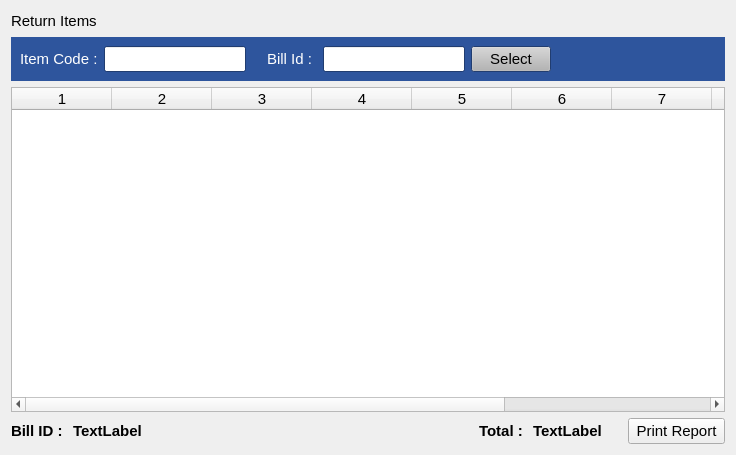
The window that estorecpp/returnitems.ui (Watti/estorecpp) describes before a commit, drawn with Qt 5.
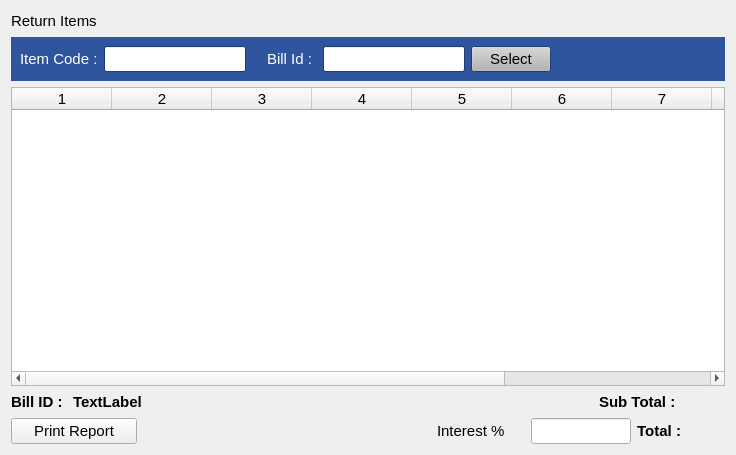
The same window after the commit.

What changed in the file:
```diff
--- a/estorecpp/returnitems.ui
+++ b/estorecpp/returnitems.ui
@@ -649,9 +649,17 @@
     </widget>
    </item>
    <item>
-    <layout class="QHBoxLayout" name="horizontalLayout">
+    <layout class="QGridLayout" name="gridLayout">
+     <item row="0" column="0" colspan="2">
+      <layout class="QHBoxLayout" name="horizontalLayout_5">
      <item>
       <widget class="QLabel" name="label">
+         <property name="sizePolicy">
+          <sizepolicy hsizetype="Maximum" vsizetype="Preferred">
+           <horstretch>0</horstretch>
+           <verstretch>0</verstretch>
+          </sizepolicy>
+         </property>
        <property name="font">
         <font>
          <pointsize>11</pointsize>
@@ -678,21 +686,31 @@
        </property>
       </widget>
      </item>
-     <item>
+      </layout>
+     </item>
+     <item row="0" column="2" colspan="2">
       <spacer name="horizontalSpacer">
        <property name="orientation">
         <enum>Qt::Horizontal</enum>
        </property>
        <property name="sizeHint" stdset="0">
         <size>
-         <width>40</width>
+         <width>318</width>
          <height>20</height>
         </size>
        </property>
       </spacer>
      </item>
+     <item row="0" column="4">
+      <layout class="QHBoxLayout" name="horizontalLayout_2">
      <item>
       <widget class="QLabel" name="label_5">
+         <property name="sizePolicy">
+          <sizepolicy hsizetype="Maximum" vsizetype="Preferred">
+           <horstretch>0</horstretch>
+           <verstretch>0</verstretch>
+          </sizepolicy>
+         </property>
        <property name="font">
         <font>
          <pointsize>11</pointsize>
@@ -701,7 +719,7 @@
         </font>
        </property>
        <property name="text">
-        <string>Total : </string>
+          <string>Sub Total : </string>
        </property>
       </widget>
      </item>
@@ -715,7 +733,7 @@
         </font>
        </property>
        <property name="text">
-        <string>TextLabel</string>
+          <string/>
        </property>
       </widget>
      </item>
@@ -735,8 +753,16 @@
        </property>
       </spacer>
      </item>
-     <item>
+      </layout>
+     </item>
+     <item row="1" column="0">
       <widget class="QPushButton" name="printBtn">
+       <property name="sizePolicy">
+        <sizepolicy hsizetype="Minimum" vsizetype="Fixed">
+         <horstretch>0</horstretch>
+         <verstretch>0</verstretch>
+        </sizepolicy>
+       </property>
        <property name="font">
         <font>
          <pointsize>11</pointsize>
@@ -747,6 +773,125 @@
        </property>
       </widget>
      </item>
+     <item row="1" column="1" colspan="2">
+      <spacer name="horizontalSpacer_8">
+       <property name="orientation">
+        <enum>Qt::Horizontal</enum>
+       </property>
+       <property name="sizeHint" stdset="0">
+        <size>
+         <width>218</width>
+         <height>20</height>
+        </size>
+       </property>
+      </spacer>
+     </item>
+     <item row="1" column="3" colspan="2">
+      <layout class="QHBoxLayout" name="horizontalLayout">
+       <item>
+        <widget class="QLabel" name="label_2">
+         <property name="sizePolicy">
+          <sizepolicy hsizetype="Maximum" vsizetype="Preferred">
+           <horstretch>0</horstretch>
+           <verstretch>0</verstretch>
+          </sizepolicy>
+         </property>
+         <property name="font">
+          <font>
+           <pointsize>11</pointsize>
+          </font>
+         </property>
+         <property name="text">
+          <string>Interest %</string>
+         </property>
+        </widget>
+       </item>
+       <item>
+        <spacer name="horizontalSpacer_6">
+         <property name="orientation">
+          <enum>Qt::Horizontal</enum>
+         </property>
+         <property name="sizeType">
+          <enum>QSizePolicy::Fixed</enum>
+         </property>
+         <property name="sizeHint" stdset="0">
+          <size>
+           <width>20</width>
+           <height>20</height>
+          </size>
+         </property>
+        </spacer>
+       </item>
+       <item>
+        <widget class="QLineEdit" name="interestText">
+         <property name="maximumSize">
+          <size>
+           <width>100</width>
+           <height>16777215</height>
+          </size>
+         </property>
+         <property name="font">
+          <font>
+           <pointsize>11</pointsize>
+          </font>
+         </property>
+        </widget>
+       </item>
+       <item>
+        <widget class="QLabel" name="label_4">
+         <property name="sizePolicy">
+          <sizepolicy hsizetype="Preferred" vsizetype="Preferred">
+           <horstretch>0</horstretch>
+           <verstretch>0</verstretch>
+          </sizepolicy>
+         </property>
+         <property name="font">
+          <font>
+           <pointsize>11</pointsize>
+           <weight>75</weight>
+           <bold>true</bold>
+          </font>
+         </property>
+         <property name="text">
+          <string>Total :</string>
+         </property>
+         <property name="alignment">
+          <set>Qt::AlignRight|Qt::AlignTrailing|Qt::AlignVCenter</set>
+         </property>
+        </widget>
+       </item>
+       <item>
+        <widget class="QLabel" name="totLbl">
+         <property name="font">
+          <font>
+           <pointsize>11</pointsize>
+           <weight>75</weight>
+           <bold>true</bold>
+          </font>
+         </property>
+         <property name="text">
+          <string/>
+         </property>
+        </widget>
+       </item>
+       <item>
+        <spacer name="horizontalSpacer_7">
+         <property name="orientation">
+          <enum>Qt::Horizontal</enum>
+         </property>
+         <property name="sizeType">
+          <enum>QSizePolicy::Fixed</enum>
+         </property>
+         <property name="sizeHint" stdset="0">
+          <size>
+           <width>20</width>
+           <height>20</height>
+          </size>
+         </property>
+        </spacer>
+       </item>
+      </layout>
+     </item>
     </layout>
    </item>
   </layout>
```
Lines whose indentation alone changed are shown as unchanged.
